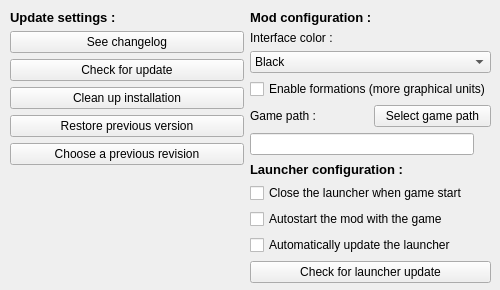
This is checker/optionbox.ui in dbkblk/rand_launcher as Qt 5 draws it before an edit. The edited form follows.
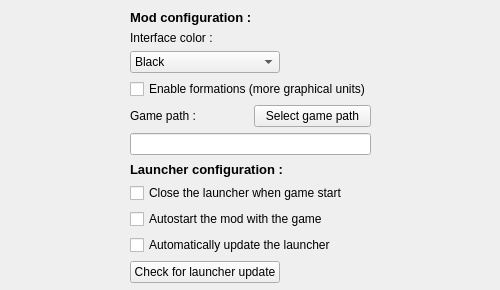
This is the edited form.

Commit message: Reworked components and options layout

```diff
--- a/checker/optionbox.ui
+++ b/checker/optionbox.ui
@@ -56,65 +56,6 @@
     <property name="sizeConstraint">
      <enum>QLayout::SetDefaultConstraint</enum>
     </property>
-    <item>
-     <layout class="QVBoxLayout" name="verticalLayout">
-      <item>
-       <widget class="QLabel" name="label_2">
-        <property name="text">
-         <string>&lt;html&gt;&lt;head/&gt;&lt;body&gt;&lt;p&gt;&lt;span style=&quot; font-size:10pt; font-weight:600;&quot;&gt;Update settings :&lt;/span&gt;&lt;/p&gt;&lt;/body&gt;&lt;/html&gt;</string>
-        </property>
-       </widget>
-      </item>
-      <item>
-       <widget class="QPushButton" name="opt_bt_changelog">
-        <property name="text">
-         <string>See changelog</string>
-        </property>
-       </widget>
-      </item>
-      <item>
-       <widget class="QPushButton" name="opt_bt_update">
-        <property name="text">
-         <string>Check for update</string>
-        </property>
-       </widget>
-      </item>
-      <item>
-       <widget class="QPushButton" name="opt_bt_cleanup">
-        <property name="text">
-         <string>Clean up installation</string>
-        </property>
-       </widget>
-      </item>
-      <item>
-       <widget class="QPushButton" name="opt_bt_restore">
-        <property name="text">
-         <string>Restore previous version</string>
-        </property>
-       </widget>
-      </item>
-      <item>
-       <widget class="QPushButton" name="opt_bt_chooserev">
-        <property name="text">
-         <string>Choose a previous revision</string>
-        </property>
-       </widget>
-      </item>
-      <item>
-       <spacer name="verticalSpacer">
-        <property name="orientation">
-         <enum>Qt::Vertical</enum>
-        </property>
-        <property name="sizeHint" stdset="0">
-         <size>
-          <width>20</width>
-          <height>40</height>
-         </size>
-        </property>
-       </spacer>
-      </item>
-     </layout>
-    </item>
     <item>
      <layout class="QVBoxLayout" name="verticalLayout_2">
       <item>
@@ -133,6 +74,12 @@
       </item>
       <item>
        <widget class="QComboBox" name="colorBox">
+        <property name="maximumSize">
+         <size>
+          <width>150</width>
+          <height>16777215</height>
+         </size>
+        </property>
         <property name="editable">
          <bool>false</bool>
         </property>
@@ -196,6 +143,12 @@
         </item>
         <item>
          <widget class="QPushButton" name="opt_bt_path">
+          <property name="maximumSize">
+           <size>
+            <width>150</width>
+            <height>16777215</height>
+           </size>
+          </property>
           <property name="text">
            <string>Select game path</string>
           </property>
@@ -217,6 +170,12 @@
           <height>0</height>
          </size>
         </property>
+        <property name="maximumSize">
+         <size>
+          <width>475</width>
+          <height>16777215</height>
+         </size>
+        </property>
         <property name="readOnly">
          <bool>true</bool>
         </property>
@@ -269,6 +228,12 @@
       </item>
       <item>
        <widget class="QPushButton" name="opt_bt_chklauncher">
+        <property name="maximumSize">
+         <size>
+          <width>150</width>
+          <height>16777215</height>
+         </size>
+        </property>
         <property name="text">
          <string>Check for launcher update</string>
         </property>
```
The commit also changes 4 other files.
